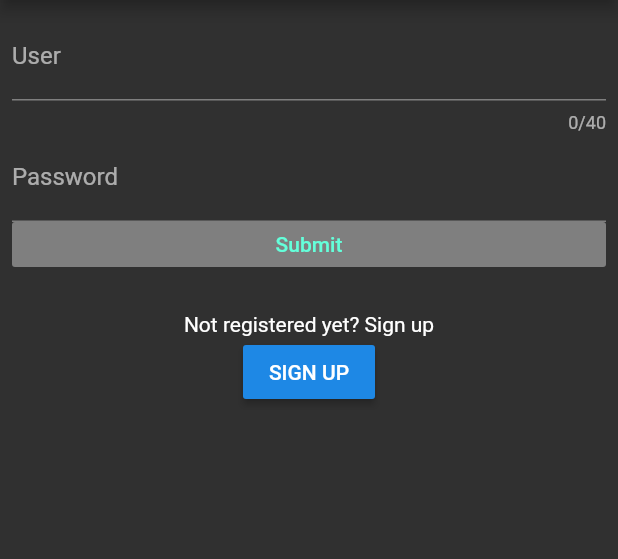
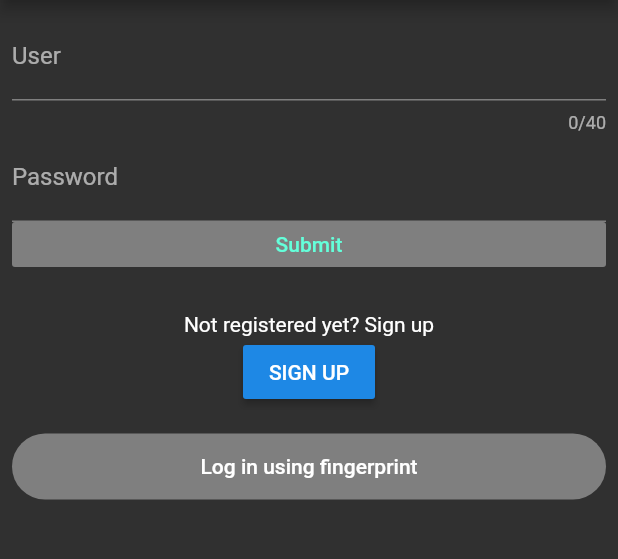
Before and after one commit to sblackhat/MobileSystems, a Flutter app: the screen it shows after launch, on a phone screen of 412 x 824 dp, the part 84-643 px from its top. Run offline on Flutter 3.47's test engine with Material 2 defaults, Android fonts, the phone set to English and light mode, and no system bars; our stand-ins replace firebase_auth, firebase_core, flutter_secure_storage, hive, hive_flutter, intl_phone_number_input and 2 more; missing offline and left inert: biometric_storage, flutter_jailbreak_detection, flutter_recaptcha_v2, flutter_safetynet_attestation, pointycastle; accounts and stored records are empty; generated files the repository leaves out were written again.

Commit message:
first rev

```diff
--- a/lib/src/app.dart
+++ b/lib/src/app.dart
@@ -1,5 +1,5 @@
 import 'package:flutter/material.dart';
-import './handlers/screen_handler.dart';
+import './screens/login_screen.dart';
 
 class MyApp extends StatelessWidget{
 
@@ -9,7 +9,7 @@ class MyApp extends StatelessWidget{
       theme: ThemeData.dark(),
       title: 'Secure Notebook',
       home: Scaffold(
-        body: ScreenHandler.getInstance(),
+        body: LoginScreen(),
       ),
     );
   }
--- a/lib/src/handlers/screen_handler.dart
+++ b/lib/src/handlers/screen_handler.dart
@@ -11,6 +11,8 @@ class ScreenHandler extends StatelessWidget {
       future: UserOptions.getInstance(),
       builder: (context, AsyncSnapshot<UserOptions> snapshot) {
         if (snapshot.hasData) {
+          print("heeee");
+          print(snapshot.data.logInByFinger);
           return (snapshot.data.logInByFinger) ? new FingerScreen() : new LoginScreen();
         } else {
           return CircularProgressIndicator();
--- a/lib/src/screens/login_screen.dart
+++ b/lib/src/screens/login_screen.dart
@@ -7,6 +7,8 @@ import 'package:MobileSystems/src/bloc/bloc_log_in.dart';
 import 'package:MobileSystems/src/screens/notebook_screen.dart';
 import 'package:flutter/services.dart';
 import 'package:flutter_safetynet_attestation/flutter_safetynet_attestation.dart';
+import '../options/user_options.dart';
+import 'fingerprint_screen.dart';
 
 
 class LoginScreen extends StatefulWidget {
@@ -24,6 +26,7 @@ class _LoginScreenState extends State<LoginScreen> {
   StreamController _timerStream = new StreamController<int>();
   int timerCounter;
   Timer _resendCodeTimer;
+  UserOptions options;
 
 
   bool _init = true;
@@ -31,6 +34,7 @@ class _LoginScreenState extends State<LoginScreen> {
   @override
   void initState() {
     _activeCounter();
+    options = new UserOptions();
     initPlatformState();
     super.initState();
   }
@@ -100,6 +104,29 @@ class _LoginScreenState extends State<LoginScreen> {
 
             //SIGN UP
             _registerButton(),
+
+            Container(
+                          margin: EdgeInsets.symmetric(vertical: 15.0),
+                          width: double.infinity,
+                          child: RaisedButton(
+                            onPressed: (options.logInByFinger) ? (){
+                              Navigator.pop(context);
+                              Navigator.push(context, MaterialPageRoute(
+                              builder: (context) => FingerScreen()));
+                            } : null,
+                            elevation: 0.0,
+                            color: Colors.blue,
+                            shape: RoundedRectangleBorder(
+                                borderRadius: BorderRadius.circular(30.0)),
+                            child: Padding(
+                              padding: EdgeInsets.symmetric(
+                                  vertical: 14.0, horizontal: 24.0),
+                              child: Text("Log in using fingerprint",
+                                style: TextStyle(color: Colors.white),
+                              ),
+                            ),
+                          ),
+                        ),
           ],
         ),
       ),
--- a/lib/src/screens/sign_up.dart
+++ b/lib/src/screens/sign_up.dart
@@ -458,7 +458,6 @@ class _SignUpState extends State<SignUp> {
 
   _goToSuccessRegistration(context) {
     String message = options.logInByFinger ? "fingerprint" : "password";
-    print(options.logInByPassword);
     message = message + (options.logInByPassword ? " and password" : "");
     Navigator.push(
         context,
```
